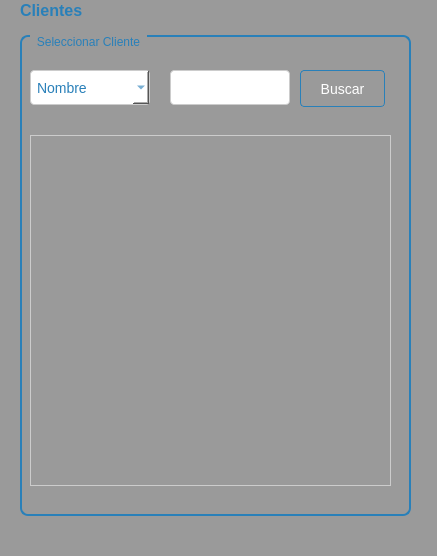
This is Sistema de ventas/ui/FrmBuscarClienteVentas.ui in CodeDrTech/DevelopPython as Qt 5 draws it before an edit. The edited form follows.
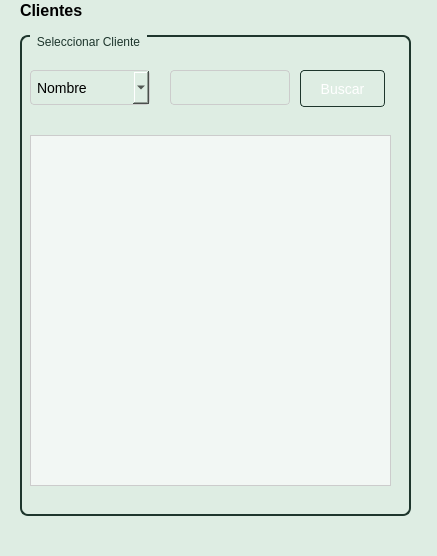
This is the edited form.

Diff of the .ui file:
```diff
--- a/Sistema de ventas/ui/FrmBuscarClienteVentas.ui
+++ b/Sistema de ventas/ui/FrmBuscarClienteVentas.ui
@@ -17,8 +17,9 @@
    <string>MainWindow</string>
   </property>
   <property name="styleSheet">
-   <string notr="true">QWidget {
-    background-color: #9a9a9a;
+   <string notr="true">/* Estilos comunes para varios controles */
+QWidget {
+    background-color: #deede3;
 }</string>
   </property>
   <widget class="QWidget" name="centralwidget">
@@ -39,11 +40,11 @@
     </property>
     <property name="styleSheet">
      <string notr="true">QWidget {
-    background-color: #9a9a9a;
+    background-color: var(--jade-50);
 }
 
 QLabel {
-    color: #2980b9;
+    color: var(--jade-500);
     font-size: 16px;
     font-weight: bold;
 }</string>
@@ -63,23 +64,21 @@
     </property>
     <property name="styleSheet">
      <string notr="true">QGroupBox {
-    border: 2px solid #2980b9;
+    border: 2px solid #1e362d;
     border-radius: 8px;
     padding: 10px;
-    background-color: #9a9a9a;
+    background-color: var(--jade-50);
 }
 
 QGroupBox:title {
-    color: #2980b9;
+    color: #1e362d;
     subcontrol-origin: margin;
     subcontrol-position: top left;
     left: 10px;
     padding-left: 5px;
     padding-right: 5px;
     border: none;
-}
-
-</string>
+}</string>
     </property>
     <property name="title">
      <string>Seleccionar Cliente</string>
@@ -95,24 +94,26 @@
      </property>
      <property name="styleSheet">
       <string notr="true">QComboBox {
-    background-color: #ffffff;
+    background-color: #deede3;
     border: 1px solid #cccccc;
     padding: 6px;
     border-radius: 4px;
     font-size: 14px;
-    color: #2980b9;
 }
 
 QComboBox:hover {
     border: 1px solid #3498db;
 }
 
-QComboBox QAbstractItemView {
-    border: 1px solid #cccccc;
-    background-color: white;
-    selection-background-color: #3498db;
+QComboBox:focus {
+    border: 1px solid #689f84;
+    outline: none;
 }
-</string>
+
+QComboBox::placeholder {
+    color: #1e362d;
+    font-weight: bold;
+}</string>
      </property>
      <item>
       <property name="text">
@@ -137,9 +138,9 @@
      <property name="styleSheet">
       <string notr="true">QPushButton {
     background: qlineargradient(x1: 0, y1: 0, x2: 0, y2: 1,
-                                 stop: 0 #5DADE2, stop: 1 #2980b9);
+                                 stop: 0 #c0dacb, stop: 1 #1e362d);
     color: #ffffff;
-    border: 1px solid #2980b9;
+    border: 1px solid #1e362d;
     padding: 8px 16px;
     border-radius: 4px;
     font-size: 14px;
@@ -153,10 +154,9 @@
 
 QPushButton:pressed {
     background: qlineargradient(x1: 0, y1: 0, x2: 0, y2: 1,
-                                 stop: 0 #3C89B4, stop: 1 #1f618d);
-    border: 1px solid #1f618d;
-}
-</string>
+                                 stop: 0 #2a5242, stop: 1 #32624d);
+    border: 1px solid #32624d;
+}</string>
      </property>
      <property name="text">
       <string>Buscar</string>
@@ -175,34 +175,8 @@
       <string>&lt;html&gt;&lt;head/&gt;&lt;body&gt;&lt;p&gt;Inserte el dato para buscar&lt;/p&gt;&lt;/body&gt;&lt;/html&gt;</string>
      </property>
      <property name="styleSheet">
-      <string notr="true">QWidget {
-    background-color: #f2f2f2;
-}
-
-QPushButton {
-    background: qlineargradient(x1: 0, y1: 0, x2: 0, y2: 1,
-                                 stop: 0 #5DADE2, stop: 1 #2980b9);
-    color: #ffffff;
-    border: 1px solid #2980b9;
-    padding: 8px 16px;
-    border-radius: 4px;
-    font-size: 14px;
-}
-
-QPushButton:hover {
-    background: qlineargradient(x1: 0, y1: 0, x2: 0, y2: 1,
-                                 stop: 0 #4DA8DB, stop: 1 #2471a3);
-    border: 1px solid #2471a3;
-}
-
-QPushButton:pressed {
-    background: qlineargradient(x1: 0, y1: 0, x2: 0, y2: 1,
-                                 stop: 0 #3C89B4, stop: 1 #1f618d);
-    border: 1px solid #1f618d;
-}
-
-QLineEdit {
-    background-color: #ffffff;
+      <string notr="true">QLineEdit {
+    background-color: #deede3;
     border: 1px solid #cccccc;
     padding: 6px;
     border-radius: 4px;
@@ -218,31 +192,10 @@
     outline: none;
 }
 
-QWidget {
-    background-color: #f2f2f2;
-}
-
-QLabel {
-    color: #2980b9;
-    font-size: 16px;
-    font-weight: bold;
-}
-
-QLineEdit {
-    background-color: #ffffff;
-    border: 1px solid #cccccc;
-    padding: 6px;
-    border-radius: 4px;
-    font-size: 14px;
-    color: #2980b9;
-}
-
 QLineEdit::placeholder {
-    color: #2980b9;
+    color: #1e362d;
     font-weight: bold;
-}
-
-</string>
+}</string>
      </property>
     </widget>
     <widget class="QTableView" name="tbDatos">
@@ -256,27 +209,27 @@
      </property>
      <property name="styleSheet">
       <string notr="true">QTableView {
-    background-color: #9a9a9a;
+    background-color: #f2f7f4;
     border: 1px solid #cccccc;
-    selection-background-color: #3498db;
+    selection-background-color: #96bfaa;
     selection-color: #ffffff;
 }
 
 QTableView QHeaderView {
-    background-color: #d3d3d3;
+    background-color: #c0dacb;
     color: #333333;
     border: none;
 }
 
 QTableView QHeaderView::section {
-    background-color: #bbbbbb;
+    background-color: #deede3;
     color: #333333;
     padding: 6px;
-    border: 1px solid #cccccc;
+    border: 1px solid #1e362d;
 }
 
 QTableView QHeaderView::section:checked {
-    background-color: #3498db;
+    background-color: #96bfaa;
     color: #ffffff;
 }
 
@@ -285,7 +238,7 @@
 }
 
 QTableView::item:selected {
-    background-color: #3498db;
+    background-color: #96bfaa;
     color: #ffffff;
 }
 
@@ -293,13 +246,7 @@
     background-color: #3498db;
     color: #ffffff;
     outline: none;
-}
-
-QTableView::item:hover {
-    background-color: #d3d3d3;
-    color: #333333;
-}
-</string>
+}</string>
      </property>
     </widget>
    </widget>
```
Left out of the diff: 12 changed lines with no effect on the pictures.
